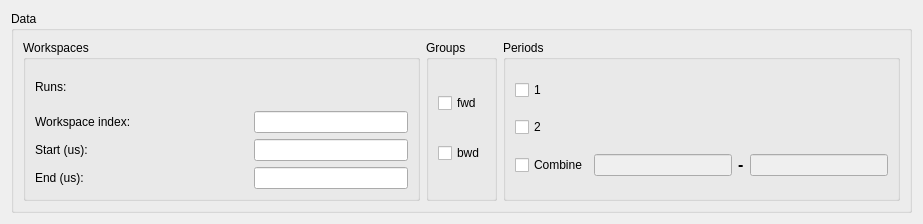
First picture: the form in MantidQt/MantidWidgets/inc/MantidQtMantidWidgets/MuonFitDataSelector.ui, repository mantidproject/mantid, before the edit.
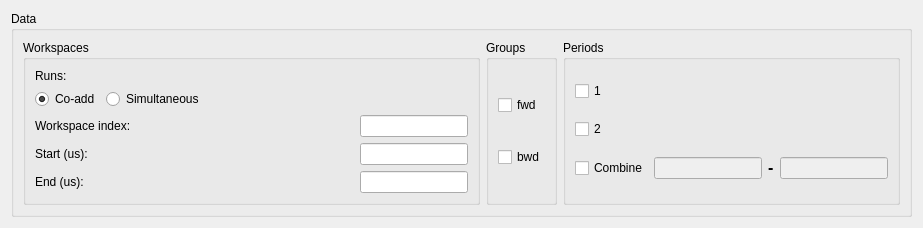
Second picture: the form after the edit. Custom widgets are drawn as their Qt base class.

Commit message:
Add radio buttons to dialog and rejig layout
These are to select "co-add runs" or "simultaneous fit"

re #15518

Diff of the .ui file:
```diff
--- a/MantidQt/MantidWidgets/inc/MantidQtMantidWidgets/MuonFitDataSelector.ui
+++ b/MantidQt/MantidWidgets/inc/MantidQtMantidWidgets/MuonFitDataSelector.ui
@@ -25,16 +25,24 @@
         <property name="title">
          <string>Workspaces</string>
         </property>
-        <layout class="QGridLayout" name="gridLayoutWorkspaces">
-         <item row="0" column="0">
+        <layout class="QVBoxLayout" name="verticalLayoutWorkspaces">
+         <item>
+          <layout class="QHBoxLayout" name="horizontalLayoutRuns">
+           <item>
           <widget class="QLabel" name="lblRuns">
            <property name="text">
             <string>Runs:</string>
            </property>
           </widget>
          </item>
-         <item row="0" column="1" colspan="2">
+           <item>
           <widget class="MantidQt::MantidWidgets::MWRunFiles" name="runs" native="true">
+             <property name="sizePolicy">
+              <sizepolicy hsizetype="Expanding" vsizetype="Preferred">
+               <horstretch>0</horstretch>
+               <verstretch>0</verstretch>
+              </sizepolicy>
+             </property>
            <property name="label" stdset="0">
             <string/>
            </property>
@@ -46,37 +54,119 @@
            </property>
           </widget>
          </item>
-         <item row="1" column="0" colspan="2">
+          </layout>
+         </item>
+         <item>
+          <layout class="QHBoxLayout" name="horizontalLayoutRadioButtons">
+           <item>
+            <widget class="QRadioButton" name="rbCoAdd">
+             <property name="text">
+              <string>Co-add</string>
+             </property>
+             <property name="checked">
+              <bool>true</bool>
+             </property>
+            </widget>
+           </item>
+           <item>
+            <widget class="QRadioButton" name="rbSimultaneous">
+             <property name="sizePolicy">
+              <sizepolicy hsizetype="MinimumExpanding" vsizetype="Fixed">
+               <horstretch>0</horstretch>
+               <verstretch>0</verstretch>
+              </sizepolicy>
+             </property>
+             <property name="minimumSize">
+              <size>
+               <width>0</width>
+               <height>0</height>
+              </size>
+             </property>
+             <property name="text">
+              <string>Simultaneous</string>
+             </property>
+            </widget>
+           </item>
+          </layout>
+         </item>
+         <item>
+          <layout class="QHBoxLayout" name="horizontalLayoutWSIndex">
+           <item>
           <widget class="QLabel" name="lblWSIndex">
            <property name="text">
             <string>Workspace index:</string>
            </property>
           </widget>
          </item>
-         <item row="1" column="2">
-          <widget class="QLineEdit" name="txtWSIndex"/>
-         </item>
-         <item row="2" column="0">
+           <item>
+            <spacer name="horizontalSpacer">
+             <property name="orientation">
+              <enum>Qt::Horizontal</enum>
+             </property>
+             <property name="sizeHint" stdset="0">
+              <size>
+               <width>40</width>
+               <height>20</height>
+              </size>
+             </property>
+            </spacer>
+           </item>
+           <item>
+            <widget class="QLineEdit" name="txtWSIndex">
+             <property name="sizePolicy">
+              <sizepolicy hsizetype="Preferred" vsizetype="Fixed">
+               <horstretch>0</horstretch>
+               <verstretch>0</verstretch>
+              </sizepolicy>
+             </property>
+            </widget>
+           </item>
+          </layout>
+         </item>
+         <item>
+          <layout class="QHBoxLayout" name="horizontalLayoutStartTime">
+           <item>
           <widget class="QLabel" name="lblStart">
            <property name="text">
             <string>&lt;html&gt;&lt;head/&gt;&lt;body&gt;&lt;p&gt;Start (us):&lt;/p&gt;&lt;/body&gt;&lt;/html&gt;</string>
            </property>
           </widget>
          </item>
-         <item row="2" column="2">
-          <widget class="QLineEdit" name="txtStart"/>
-         </item>
-         <item row="3" column="0">
+           <item>
+            <spacer name="horizontalSpacerStart">
+             <property name="orientation">
+              <enum>Qt::Horizontal</enum>
+             </property>
+             <property name="sizeHint" stdset="0">
+              <size>
+               <width>40</width>
+               <height>20</height>
+              </size>
+             </property>
+            </spacer>
+           </item>
+           <item>
+            <widget class="QLineEdit" name="txtStart">
+             <property name="sizePolicy">
+              <sizepolicy hsizetype="Preferred" vsizetype="Fixed">
+               <horstretch>0</horstretch>
+               <verstretch>0</verstretch>
+              </sizepolicy>
+             </property>
+            </widget>
+           </item>
+          </layout>
+         </item>
+         <item>
+          <layout class="QHBoxLayout" name="horizontalLayoutEndTime">
+           <item>
           <widget class="QLabel" name="lblEnd">
            <property name="text">
             <string>End (us):</string>
            </property>
           </widget>
          </item>
-         <item row="3" column="2">
-          <widget class="QLineEdit" name="txtEnd"/>
-         </item>
-         <item row="3" column="1">
+           <item>
           <spacer name="horizontalSpacerEnd">
            <property name="orientation">
             <enum>Qt::Horizontal</enum>
@@ -89,18 +179,17 @@
            </property>
           </spacer>
          </item>
-         <item row="2" column="1">
-          <spacer name="horizontalSpacerStart">
-           <property name="orientation">
-            <enum>Qt::Horizontal</enum>
-           </property>
-           <property name="sizeHint" stdset="0">
-            <size>
-             <width>40</width>
-             <height>20</height>
-            </size>
-           </property>
-          </spacer>
+           <item>
+            <widget class="QLineEdit" name="txtEnd">
+             <property name="sizePolicy">
+              <sizepolicy hsizetype="Preferred" vsizetype="Fixed">
+               <horstretch>0</horstretch>
+               <verstretch>0</verstretch>
+              </sizepolicy>
+             </property>
+            </widget>
+           </item>
+          </layout>
          </item>
         </layout>
        </widget>
@@ -162,6 +251,12 @@
              <property name="enabled">
               <bool>false</bool>
              </property>
+             <property name="sizePolicy">
+              <sizepolicy hsizetype="Maximum" vsizetype="Fixed">
+               <horstretch>0</horstretch>
+               <verstretch>0</verstretch>
+              </sizepolicy>
+             </property>
             </widget>
            </item>
            <item>
@@ -176,6 +271,12 @@
              <property name="enabled">
               <bool>false</bool>
              </property>
+             <property name="sizePolicy">
+              <sizepolicy hsizetype="Maximum" vsizetype="Fixed">
+               <horstretch>0</horstretch>
+               <verstretch>0</verstretch>
+              </sizepolicy>
+             </property>
             </widget>
            </item>
           </layout>
```
Lines whose indentation alone changed are shown as unchanged.
